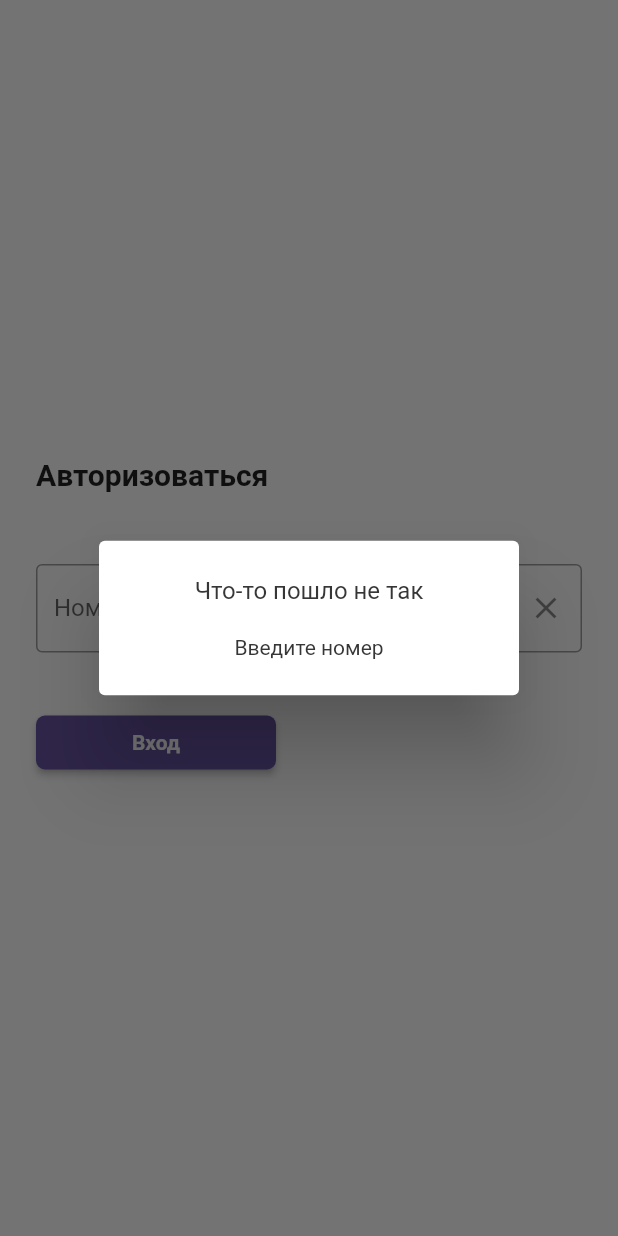
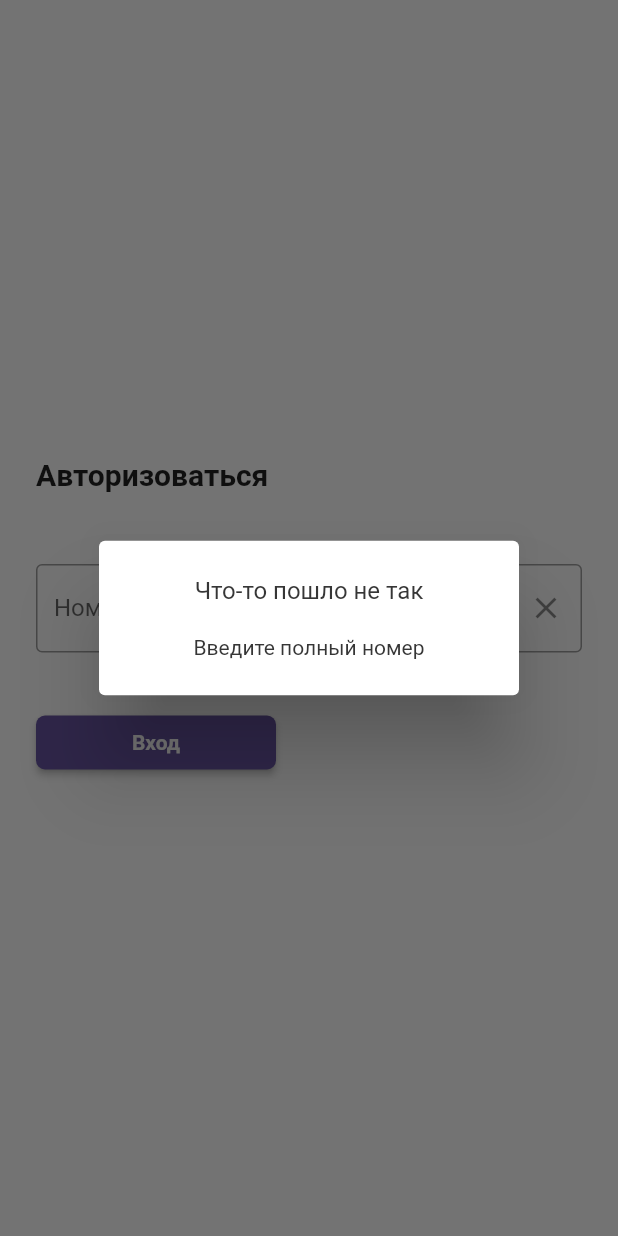
Before and after one commit to KSNOFF/SC_Test_Krasnov, a Flutter app: the screen it shows after launch, after a tap on "Вход", on a phone screen of 412 x 824 dp. Run offline on Flutter 3.47's test engine with Material 2 defaults, Android fonts, the phone set to English and light mode, and no system bars; our stand-ins replace dio, go_router, shared_preferences; Roboto replaces fonts that are missing (Nunito).

Commit message:
Update main.dart

```diff
--- a/lib/main.dart
+++ b/lib/main.dart
@@ -65,10 +65,9 @@ class _SplashScreenState extends State<SplashScreen> {
     if (prefs.containsKey('number')) {
       String? pnumber = prefs.getString('number');
       print(pnumber);
-
-      Timer(const Duration(seconds: 2), () => context.go('/news'));
+      Timer(const Duration(seconds: 3), () => context.go('/news'));
     } else {
-      Timer(const Duration(seconds: 2), () => context.go('/login'));
+      Timer(const Duration(seconds: 3), () => context.go('/login'));
     }
   }
 
@@ -108,16 +107,18 @@ class LoginPage extends StatefulWidget {
 }
 
 class _LoginPageState extends State<LoginPage> {
+
+  TextEditingController numbercontroller = TextEditingController();
   // Функция для обработки нажатия кнопки "Войти"
   Future<void> handleLogin() async {
-    String pnumber = numbercontroller.text; // Получаем текст из поля ввода
+    String pnumber = numbercontroller.text;
     print(pnumber);
     if (pnumber == '911') {
       showDialog(
           context: context,
           builder: (context) {
-            return AlertDialog(
-                title: const Text("Что-то пошло не так",
+            return const AlertDialog(
+                title: Text("Что-то пошло не так",
                     textAlign: TextAlign.center,
                     textDirection: TextDirection.ltr,
                     style: TextStyle(
@@ -127,7 +128,7 @@ class _LoginPageState extends State<LoginPage> {
                       fontWeight: FontWeight.w400,
                     )),
                 content: SingleChildScrollView(
-                    child: ListBody(children: const <Widget>[
+                    child: ListBody(children: <Widget>[
                   Text("Проверьте введенные Вами данные, номер 911 недопустим",
                       textAlign: TextAlign.center,
                       textDirection: TextDirection.ltr,
@@ -139,12 +140,12 @@ class _LoginPageState extends State<LoginPage> {
                       ))
                 ])));
           });
-    } else if (pnumber == '') {
+    } else if (pnumber.isEmpty || pnumber.length < 11 || pnumber.length > 13) {
       showDialog(
           context: context,
           builder: (context) {
-            return AlertDialog(
-                title: const Text("Что-то пошло не так",
+            return const AlertDialog(
+                title: Text("Что-то пошло не так",
                     textAlign: TextAlign.center,
                     textDirection: TextDirection.ltr,
                     style: TextStyle(
@@ -154,8 +155,8 @@ class _LoginPageState extends State<LoginPage> {
                       fontWeight: FontWeight.w400,
                     )),
                 content: SingleChildScrollView(
-                    child: ListBody(children: const <Widget>[
-                  Text("Введите номер",
+                    child: ListBody(children: <Widget>[
+                      Text("Введите полный номер",
                           textAlign: TextAlign.center,
                           textDirection: TextDirection.ltr,
                           style: TextStyle(
@@ -169,7 +170,6 @@ class _LoginPageState extends State<LoginPage> {
     } else {
       final SharedPreferences prefs = await SharedPreferences.getInstance();
       await prefs.setString('number', pnumber);
-
       context.go('/news');
     }
   }
@@ -208,7 +208,9 @@ class _LoginPageState extends State<LoginPage> {
                         numbercontroller.clear();
                       },
                     ),
-                  )),
+                  )
+
+              ),
             ),
             Container(
                 margin: const EdgeInsets.only(left: 24),
@@ -437,6 +439,7 @@ class AccPage extends StatefulWidget {
 }
 
 class _AccPageState extends State<AccPage> {
+  TextEditingController numbercontroller = TextEditingController();
   Future<void> handleAcc() async {
     String pnumber = numbercontroller.text;
     print(pnumber);
@@ -444,8 +447,8 @@ class _AccPageState extends State<AccPage> {
       showDialog(
           context: context,
           builder: (context) {
-            return AlertDialog(
-                title: const Text("Что-то пошло не так",
+            return const AlertDialog(
+                title: Text("Что-то пошло не так",
                     textAlign: TextAlign.center,
                     textDirection: TextDirection.ltr,
                     style: TextStyle(
@@ -455,7 +458,7 @@ class _AccPageState extends State<AccPage> {
                       fontWeight: FontWeight.w400,
                     )),
                 content: SingleChildScrollView(
-                    child: ListBody(children: const <Widget>[
+                    child: ListBody(children: <Widget>[
                   Text("Проверьте введенные Вами данные, номер 911 недопустим",
                       textAlign: TextAlign.center,
                       textDirection: TextDirection.ltr,
@@ -467,12 +470,13 @@ class _AccPageState extends State<AccPage> {
                       ))
                 ])));
           });
-    } else if (pnumber == '') {
+    }
+    else if (pnumber.isEmpty || pnumber.length < 11 || pnumber.length > 13) {
       showDialog(
           context: context,
           builder: (context) {
-            return AlertDialog(
-                title: const Text("Что-то пошло не так",
+            return const AlertDialog(
+                title: Text("Что-то пошло не так",
                     textAlign: TextAlign.center,
                     textDirection: TextDirection.ltr,
                     style: TextStyle(
@@ -482,8 +486,8 @@ class _AccPageState extends State<AccPage> {
                       fontWeight: FontWeight.w400,
                     )),
                 content: SingleChildScrollView(
-                    child: ListBody(children: const <Widget>[
-                  Text("Введите номер",
+                    child: ListBody(children: <Widget>[
+                      Text("Введите полный номер",
                           textAlign: TextAlign.center,
                           textDirection: TextDirection.ltr,
                           style: TextStyle(
@@ -494,14 +498,14 @@ class _AccPageState extends State<AccPage> {
                           ))
                     ])));
           });
-    } else {
+    }else {
       final SharedPreferences prefs = await SharedPreferences.getInstance();
       await prefs.setString('number', pnumber);
       print(pnumber);
     }
   }
 
-  // Функция для обработки нажатия кнопки "сохранить"
+  // Функция для обработки нажатия кнопки "Выйти"
   Future<void> exitAcc() async {
     final SharedPreferences prefs = await SharedPreferences.getInstance();
     prefs.remove('number');
```
Lines whose indentation alone changed are shown as unchanged.
